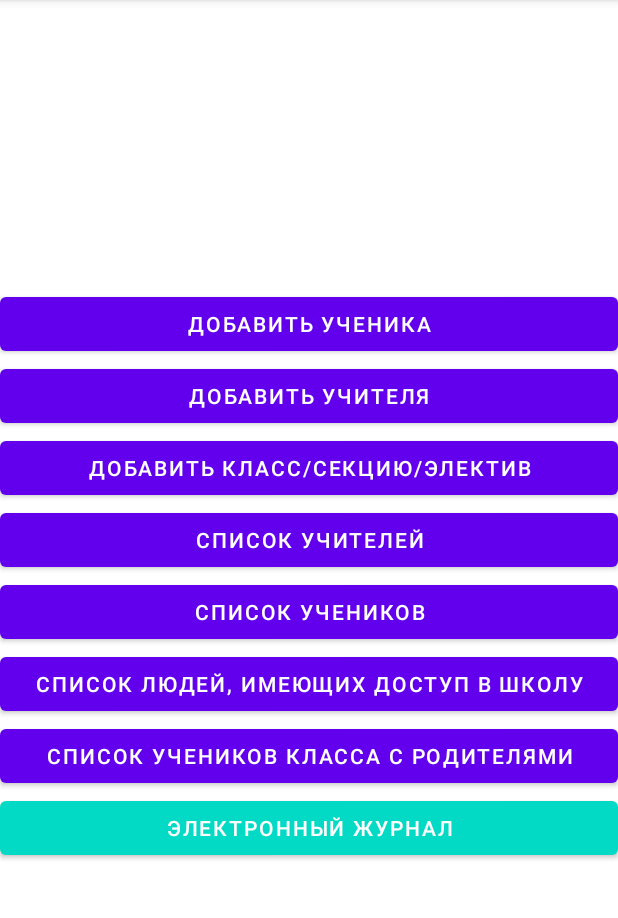
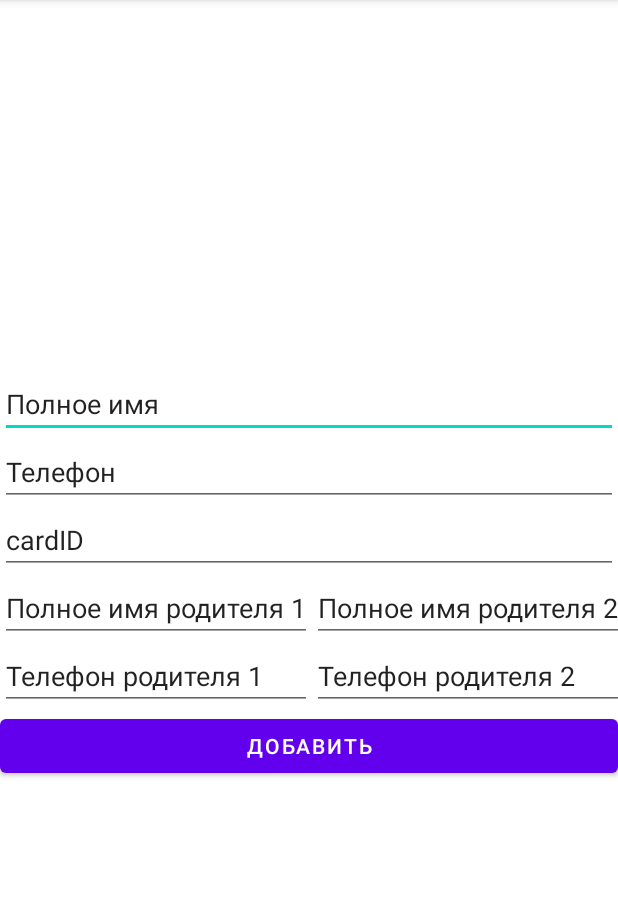
Before and after one commit to disarrik/Diary, an Android app: the screen it shows after launch (MainActivity before the commit, AddLearnerActivity after it), on a phone screen of 412 x 824 dp, the part 84-1002 px from its top. Run offline under Robolectric (Android 15) with nearby library versions, the phone set to English and light mode, and no system bars.

Commit message:
Реализованы все классы данных, реализовыно добаление и вывод учеников и учителей в базу

```diff
--- a/app/build.gradle
+++ b/app/build.gradle
@@ -33,6 +33,7 @@ dependencies {
     implementation 'androidx.appcompat:appcompat:1.1.0'
     implementation 'com.google.android.material:material:1.1.0'
     implementation 'androidx.constraintlayout:constraintlayout:1.1.3'
+    implementation 'androidx.gridlayout:gridlayout:1.0.0'
     testImplementation 'junit:junit:4.+'
     androidTestImplementation 'androidx.test.ext:junit:1.1.1'
     androidTestImplementation 'androidx.test.espresso:espresso-core:3.2.0'
--- /dev/null
+++ b/app/src/main/java/com/example/diary/AddLearnerActivity.java
@@ -0,0 +1,40 @@
+package com.example.diary;
+
+import androidx.appcompat.app.AppCompatActivity;
+
+import android.content.Intent;
+import android.os.Bundle;
+import android.view.View;
+import android.widget.Button;
+import android.widget.EditText;
+
+public class AddLearnerActivity extends AppCompatActivity {
+
+    @Override
+    protected void onCreate(Bundle savedInstanceState) {
+        super.onCreate(savedInstanceState);
+        setContentView(R.layout.activity_add_learner);
+
+        EditText fullName = (EditText) findViewById(R.id.fullName);
+        EditText phone = (EditText) findViewById(R.id.phone);
+        EditText cardID = (EditText) findViewById(R.id.cardID);
+        EditText parentFullName1 = (EditText) findViewById(R.id.parentFullName1);
+        EditText parentPhone1 = (EditText) findViewById(R.id.parentPhone1);
+        EditText parentFullName2 = (EditText) findViewById(R.id.parentFullName2);
+        EditText parentPhone2 = (EditText) findViewById(R.id.parentPhone2);
+
+        Button addLearner = (Button) findViewById(R.id.addLearner);
+        addLearner.setOnClickListener(new View.OnClickListener() {
+            @Override
+            public void onClick(View v) {
+                Parent parents[] = new Parent[2];
+                parents[0] = new Parent(parentFullName1.getText().toString(), Integer.parseInt(parentPhone1.getText().toString()));
+                parents[1] = new Parent(parentFullName2.getText().toString(), Integer.parseInt(parentPhone2.getText().toString()));
+                School.addLearner(fullName.getText().toString(), Integer.parseInt(phone.getText().toString()), Integer.parseInt(cardID.getText().toString()), parents);
+
+                Intent intent = new Intent(AddLearnerActivity.this, MainActivity.class);
+                startActivity(intent);
+            }
+        });
+    }
+}
--- /dev/null
+++ b/app/src/main/res/layout/activity_add_learner.xml
@@ -0,0 +1,80 @@
+<?xml version="1.0" encoding="utf-8"?>
+<androidx.constraintlayout.widget.ConstraintLayout
+    xmlns:android="http://schemas.android.com/apk/res/android" android:layout_width="match_parent"
+    android:layout_height="match_parent">
+
+    <LinearLayout
+        android:layout_width="match_parent"
+        android:layout_height="match_parent"
+        android:gravity="center"
+        android:orientation="vertical">
+
+        <EditText
+            android:id="@+id/fullName"
+            android:layout_width="match_parent"
+            android:layout_height="wrap_content"
+            android:text="Полное имя" />
+
+        <EditText
+            android:id="@+id/phone"
+            android:layout_width="match_parent"
+            android:layout_height="wrap_content"
+            android:text="Телефон" />
+
+        <EditText
+            android:id="@+id/cardID"
+            android:layout_width="match_parent"
+            android:layout_height="wrap_content"
+            android:text="cardID" />
+
+        <LinearLayout
+            android:layout_width="match_parent"
+            android:layout_height="wrap_content"
+            android:orientation="horizontal">
+
+            <LinearLayout
+                android:layout_width="wrap_content"
+                android:layout_height="wrap_content"
+                android:orientation="vertical">
+
+                <EditText
+                    android:id="@+id/parentFullName1"
+                    android:layout_width="match_parent"
+                    android:layout_height="wrap_content"
+                    android:text="Полное имя родителя 1" />
+
+                <EditText
+                    android:id="@+id/parentPhone1"
+                    android:layout_width="match_parent"
+                    android:layout_height="wrap_content"
+                    android:text="Телефон родителя 1" />
+            </LinearLayout>
+
+            <LinearLayout
+                android:layout_width="218dp"
+                android:layout_height="wrap_content"
+                android:orientation="vertical">
+
+                <EditText
+                    android:id="@+id/parentFullName2"
+                    android:layout_width="match_parent"
+                    android:layout_height="wrap_content"
+                    android:text="Полное имя родителя 2" />
+
+                <EditText
+                    android:id="@+id/parentPhone2"
+                    android:layout_width="match_parent"
+                    android:layout_height="wrap_content"
+                    android:text="Телефон родителя 2" />
+            </LinearLayout>
+
+        </LinearLayout>
+
+        <Button
+            android:id="@+id/addLearner"
+            android:layout_width="match_parent"
+            android:layout_height="wrap_content"
+            android:text="Добавить" />
+
+    </LinearLayout>
+</androidx.constraintlayout.widget.ConstraintLayout>
--- a/app/src/main/res/layout/activity_main.xml
+++ b/app/src/main/res/layout/activity_main.xml
@@ -27,7 +27,7 @@
             android:text="Добавить учителя" />
 
         <Button
-            android:id="@+id/addClass"
+            android:id="@+id/btnAddClass"
             android:layout_width="match_parent"
             android:layout_height="wrap_content"
             android:text="Добавить класс/секцию/электив" />
```
Also changed, not shown: app/src/main/AndroidManifest.xml (+34 -0 lines), app/src/main/java/com/example/diary/AddTeacherActivity.java (added, +36 -0 lines), app/src/main/java/com/example/diary/Class.java (+13 -4 lines), app/src/main/java/com/example/diary/Elective.java (+13 -4 lines), app/src/main/java/com/example/diary/MainActivity.java (+44 -0 lines), app/src/main/java/com/example/diary/Memory.java (deleted, +0 -12 lines), app/src/main/java/com/example/diary/School.java (+71 -21 lines), app/src/main/java/com/example/diary/Section.java (+13 -6 lines), app/src/main/java/com/example/diary/ShowLearnersActivity.java (added, +27 -0 lines), app/src/main/java/com/example/diary/ShowTeachersActivity.java (added, +27 -0 lines), app/src/main/res/layout/activity_add_teacher.xml (added, +57 -0 lines), app/src/main/res/layout/activity_show_learners.xml (added, +20 -0 lines), app/src/main/res/layout/activity_show_teachers.xml (added, +20 -0 lines).
